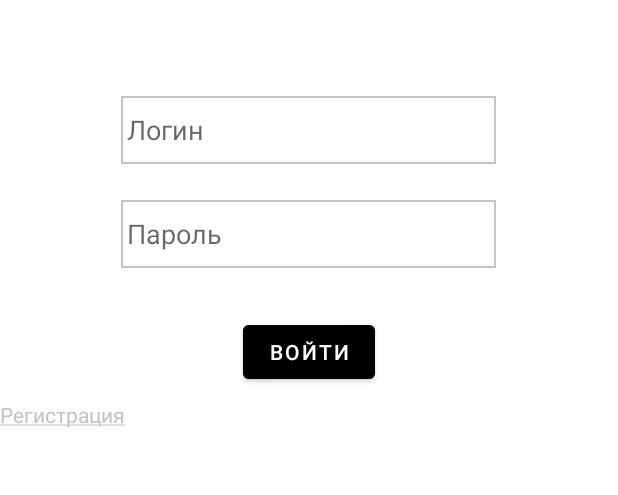
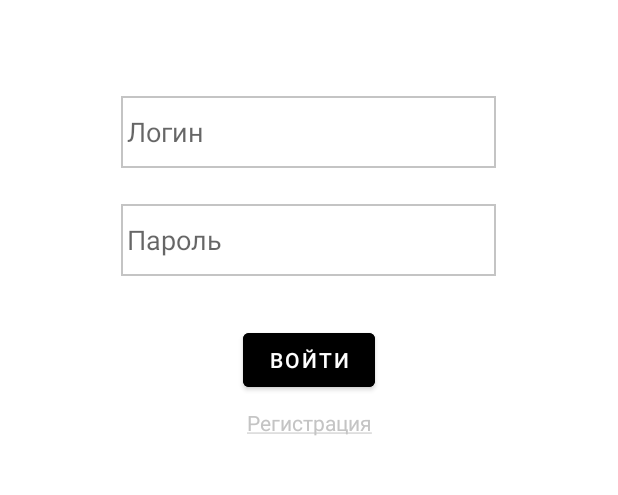
Before and after one commit to IlyaBorisovDly/Oasis, an Android app: the layout activity_login.xml on its own in the app's theme, with its tools: preview values and no code run, on a phone screen of 412 x 824 dp, the part 368-863 px from its top. Run offline under Robolectric (Android 15) with nearby library versions, the phone set to English and light mode, and no system bars.

Commit message:
Fixed constraints

```diff
--- a/app/src/main/res/layout/activity_login.xml
+++ b/app/src/main/res/layout/activity_login.xml
@@ -4,7 +4,7 @@
     xmlns:tools="http://schemas.android.com/tools"
     android:layout_width="match_parent"
     android:layout_height="match_parent"
-    tools:context=".view.LoginActivity">
+    tools:context=".ui.login.LoginActivity">
 
     <TextView
         android:id="@+id/textView"
@@ -22,7 +22,7 @@
     <EditText
         android:id="@+id/editTextLogin"
         android:layout_width="250dp"
-        android:layout_height="45dp"
+        android:layout_height="48dp"
         android:layout_marginTop="64dp"
         android:background="@drawable/edit_text_style"
         android:ems="10"
@@ -37,7 +37,7 @@
     <EditText
         android:id="@+id/editTextTextPersonName2"
         android:layout_width="250dp"
-        android:layout_height="45dp"
+        android:layout_height="48dp"
         android:layout_marginTop="24dp"
         android:background="@drawable/edit_text_style"
         android:ems="10"
@@ -67,6 +67,7 @@
         android:layout_marginTop="8dp"
         android:text="@string/registration"
         android:textColor="@color/gray"
-        app:layout_constraintTop_toBottomOf="@+id/button"
-        tools:layout_editor_absoluteX="163dp" />
+        app:layout_constraintEnd_toEndOf="parent"
+        app:layout_constraintStart_toStartOf="parent"
+        app:layout_constraintTop_toBottomOf="@+id/button" />
 </androidx.constraintlayout.widget.ConstraintLayout>
--- a/app/src/main/res/layout/activity_main.xml
+++ b/app/src/main/res/layout/activity_main.xml
@@ -5,7 +5,7 @@
     android:layout_width="match_parent"
     android:layout_height="match_parent"
     android:orientation="vertical"
-    tools:context=".view.MainActivity">
+    tools:context=".ui.main.MainActivity">
 
     <androidx.cardview.widget.CardView
         android:id="@+id/topPanel"
--- a/app/src/main/res/layout/activity_workout.xml
+++ b/app/src/main/res/layout/activity_workout.xml
@@ -5,7 +5,7 @@
     android:layout_width="match_parent"
     android:layout_height="match_parent"
     android:orientation="vertical"
-    tools:context=".view.WorkoutActivity">
+    tools:context=".ui.workout.WorkoutActivity">
 
     <androidx.cardview.widget.CardView
         android:layout_width="match_parent"
```
Also changed, not shown: app/build.gradle (+16 -2 lines), app/src/main/AndroidManifest.xml (+7 -4 lines).
